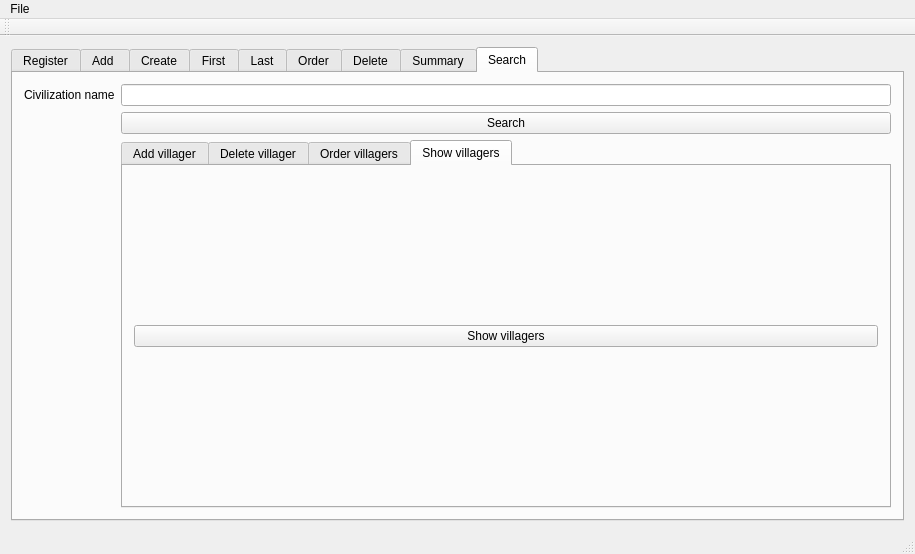
First picture: the form in Interfaz/interfaz/mainwindow.ui, repository Burinson/civilization, before the edit.
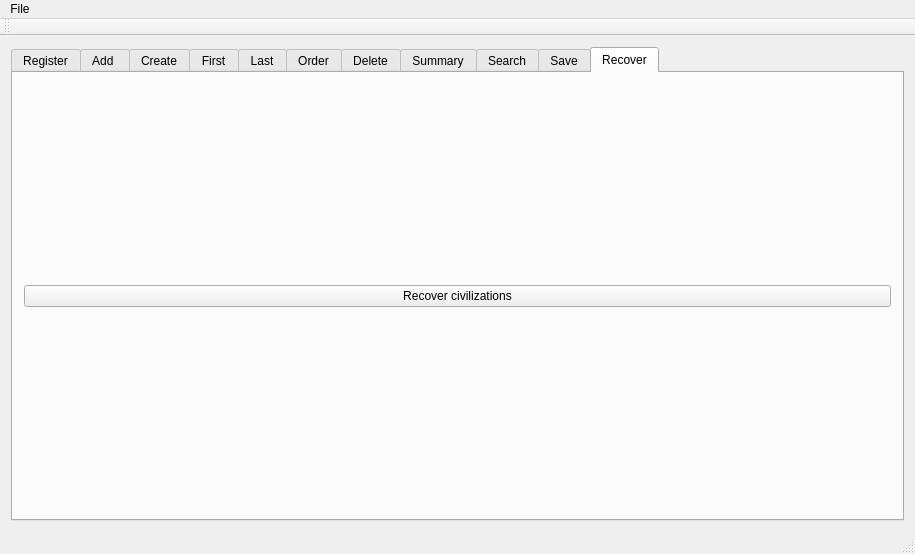
Second picture: the form after the edit.

What changed in the file:
```diff
--- a/Interfaz/interfaz/mainwindow.ui
+++ b/Interfaz/interfaz/mainwindow.ui
@@ -18,7 +18,7 @@
     <item row="0" column="0">
      <widget class="QTabWidget" name="tabWidget">
       <property name="currentIndex">
-       <number>8</number>
+       <number>10</number>
       </property>
       <widget class="QWidget" name="tab">
        <attribute name="title">
@@ -494,6 +494,34 @@
         </item>
        </layout>
       </widget>
+      <widget class="QWidget" name="tab_17">
+       <attribute name="title">
+        <string>Save</string>
+       </attribute>
+       <layout class="QGridLayout" name="gridLayout_18">
+        <item row="0" column="0">
+         <widget class="QPushButton" name="save_input">
+          <property name="text">
+           <string>Save civilizations</string>
+          </property>
+         </widget>
+        </item>
+       </layout>
+      </widget>
+      <widget class="QWidget" name="tab_18">
+       <attribute name="title">
+        <string>Recover</string>
+       </attribute>
+       <layout class="QGridLayout" name="gridLayout_19">
+        <item row="0" column="0">
+         <widget class="QPushButton" name="recover_input">
+          <property name="text">
+           <string>Recover civilizations</string>
+          </property>
+         </widget>
+        </item>
+       </layout>
+      </widget>
      </widget>
     </item>
    </layout>
```
